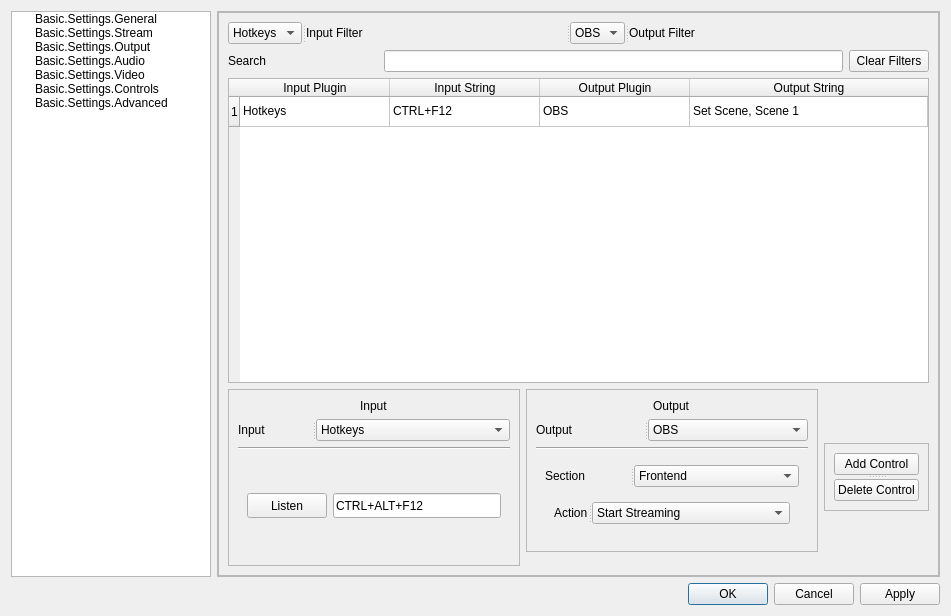
cpyarger/obs-studio, file UI/forms/OBSBasicSettings.ui: the form before one commit.
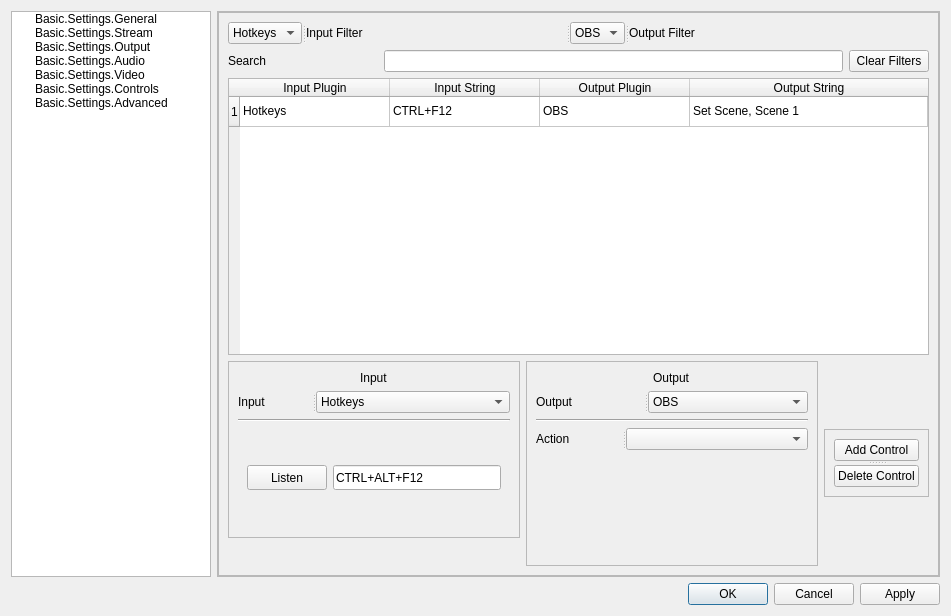
The form after the commit. Icons and pictures are not drawn. Custom widgets are drawn as their Qt base class.

Commit message: clean out pr

The edit to the form file:
```diff
--- a/UI/forms/OBSBasicSettings.ui
+++ b/UI/forms/OBSBasicSettings.ui
@@ -5012,6 +5012,12 @@
                 </item>
                 <item alignment="Qt::AlignTop">
                  <widget class="QFrame" name="frame_output">
+                  <property name="sizePolicy">
+                   <sizepolicy hsizetype="Preferred" vsizetype="MinimumExpanding">
+                    <horstretch>0</horstretch>
+                    <verstretch>0</verstretch>
+                   </sizepolicy>
+                  </property>
                   <property name="frameShape">
                    <enum>QFrame::StyledPanel</enum>
                   </property>
@@ -5019,11 +5025,24 @@
                    <enum>QFrame::Raised</enum>
                   </property>
                   <layout class="QGridLayout" name="gridLayout_11">
-                   <item row="2" column="1">
-                    <widget class="Line" name="line">
-                     <property name="orientation">
-                      <enum>Qt::Horizontal</enum>
+                   <item row="4" column="1">
+                    <widget class="QStackedWidget" name="sw_output_widgets">
+                     <property name="sizePolicy">
+                      <sizepolicy hsizetype="Preferred" vsizetype="MinimumExpanding">
+                       <horstretch>0</horstretch>
+                       <verstretch>0</verstretch>
+                      </sizepolicy>
                      </property>
+                     <property name="minimumSize">
+                      <size>
+                       <width>0</width>
+                       <height>100</height>
+                      </size>
+                     </property>
+                     <property name="currentIndex">
+                      <number>0</number>
+                     </property>
+                     <widget class="QWidget" name="OBSOutputActions"/>
                     </widget>
                    </item>
                    <item row="1" column="1">
@@ -5080,198 +5099,11 @@
                      </widget>
                     </widget>
                    </item>
-                   <item row="3" column="1">
-                    <widget class="QStackedWidget" name="sw_output_widgets">
-                     <property name="currentIndex">
-                      <number>0</number>
+                   <item row="2" column="1">
+                    <widget class="Line" name="line">
+                     <property name="orientation">
+                      <enum>Qt::Horizontal</enum>
                      </property>
-                     <widget class="QWidget" name="OBSOutputActions">
-                      <layout class="QGridLayout" name="gridLayout_12">
-                       <item row="0" column="0">
-                        <widget class="QSplitter" name="splitter_16">
-                         <property name="orientation">
-                          <enum>Qt::Horizontal</enum>
-                         </property>
-                         <widget class="QLabel" name="label_88">
-                          <property name="text">
-                           <string>Section</string>
-                          </property>
-                         </widget>
-                         <widget class="QComboBox" name="CB_OBS_Section_Selector">
-                          <property name="maximumSize">
-                           <size>
-                            <width>16777215</width>
-                            <height>25</height>
-                           </size>
-                          </property>
-                          <item>
-                           <property name="text">
-                            <string>Frontend</string>
-                           </property>
-                          </item>
-                          <item>
-                           <property name="text">
-                            <string>Scenes</string>
-                           </property>
-                          </item>
-                          <item>
-                           <property name="text">
-                            <string>Sources</string>
-                           </property>
-                          </item>
-                          <item>
-                           <property name="text">
-                            <string>Filters</string>
-                           </property>
-                          </item>
-                          <item>
-                           <property name="text">
-                            <string>Outputs</string>
-                           </property>
-                          </item>
-                         </widget>
-                        </widget>
-                       </item>
-                       <item row="1" column="0">
-                        <widget class="QSplitter" name="splitter_14">
-                         <property name="orientation">
-                          <enum>Qt::Horizontal</enum>
-                         </property>
-                         <widget class="QStackedWidget" name="SW_OBS_Sections">
-                          <property name="currentIndex">
-                           <number>0</number>
-                          </property>
-                          <widget class="QWidget" name="Frontend">
-                           <layout class="QGridLayout" name="gridLayout_15">
-                            <item row="0" column="0">
-                             <widget class="QSplitter" name="splitter_17">
-                              <property name="orientation">
-                               <enum>Qt::Horizontal</enum>
-                              </property>
-                              <widget class="QLabel" name="label_84">
-                               <property name="sizePolicy">
-                                <sizepolicy hsizetype="Preferred" vsizetype="MinimumExpanding">
-                                 <horstretch>0</horstretch>
-                                 <verstretch>0</verstretch>
-                                </sizepolicy>
-                               </property>
-                               <property name="text">
-                                <string>Action</string>
-                               </property>
-                              </widget>
-                              <widget class="QComboBox" name="comboBox_4">
-                               <property name="sizePolicy">
-                                <sizepolicy hsizetype="Preferred" vsizetype="Fixed">
-                                 <horstretch>2</horstretch>
-                                 <verstretch>0</verstretch>
-                                </sizepolicy>
-                               </property>
-                               <property name="minimumSize">
-                                <size>
-                                 <width>0</width>
-                                 <height>0</height>
-                                </size>
-                               </property>
-                               <property name="maximumSize">
-                                <size>
-                                 <width>16777215</width>
-                                 <height>25</height>
-                                </size>
-                               </property>
-                               <item>
-                                <property name="text">
-                                 <string>Start Streaming</string>
-                                </property>
-                               </item>
-                               <item>
-                                <property name="text">
-                                 <string>Stop Streaming</string>
-                                </property>
-                               </item>
-                               <item>
-                                <property name="text">
-                                 <string>Toggle Start/Stop Streaming</string>
-                                </property>
-                               </item>
-                               <item>
-                                <property name="text">
-                                 <string>Start Recording</string>
-                                </property>
-                               </item>
-                               <item>
-                                <property name="text">
-                                 <string>Stop Recording</string>
-                                </property>
-                               </item>
-                               <item>
-                                <property name="text">
-                                 <string>Pause Recording</string>
-                                </property>
-                               </item>
-                               <item>
-                                <property name="text">
-                                 <string>Unpause Recording</string>
-                                </property>
-                               </item>
-                               <item>
-                                <property name="text">
-                                 <string>Start Replay Buffer</string>
-                                </property>
-                               </item>
-                               <item>
-                                <property name="text">
-                                 <string>Stop Replay Buffer</string>
-                                </property>
-                               </item>
-                               <item>
-                                <property name="text">
-                                 <string>Enable Preview</string>
-                                </property>
-                               </item>
-                               <item>
-                                <property name="text">
-                                 <string>Disable Preview</string>
-                                </property>
-                               </item>
-                               <item>
-                                <property name="text">
-                                 <string>Studio Mode</string>
-                                </property>
-                               </item>
-                               <item>
-                                <property name="text">
-                                 <string>Transition</string>
-                                </property>
-                               </item>
-                               <item>
-                                <property name="text">
-                                 <string>Reset Stats</string>
-                                </property>
-                               </item>
-                              </widget>
-                             </widget>
-                            </item>
-                           </layout>
-                          </widget>
-                          <widget class="QWidget" name="Scenes">
-                           <layout class="QGridLayout" name="gridLayout_16">
-                            <item row="0" column="0">
-                             <widget class="QSplitter" name="splitter_13">
-                              <property name="orientation">
-                               <enum>Qt::Horizontal</enum>
-                              </property>
-                             </widget>
-                            </item>
-                           </layout>
-                          </widget>
-                          <widget class="QWidget" name="Sources"/>
-                          <widget class="QWidget" name="Filters"/>
-                          <widget class="QWidget" name="Outputs"/>
-                         </widget>
-                        </widget>
-                       </item>
-                      </layout>
-                     </widget>
                     </widget>
                    </item>
                    <item row="0" column="1" alignment="Qt::AlignHCenter">
@@ -5281,6 +5113,38 @@
                      </property>
                     </widget>
                    </item>
+                   <item row="3" column="1">
+                    <widget class="QSplitter" name="output_splitter_2">
+                     <property name="orientation">
+                      <enum>Qt::Horizontal</enum>
+                     </property>
+                     <widget class="QLabel" name="label_78">
+                      <property name="text">
+                       <string>Action</string>
+                      </property>
+                     </widget>
+                     <widget class="QComboBox" name="cb_obs_action">
+                      <property name="sizePolicy">
+                       <sizepolicy hsizetype="Preferred" vsizetype="Fixed">
+                        <horstretch>0</horstretch>
+                        <verstretch>0</verstretch>
+                       </sizepolicy>
+                      </property>
+                      <property name="minimumSize">
+                       <size>
+                        <width>0</width>
+                        <height>0</height>
+                       </size>
+                      </property>
+                      <property name="maximumSize">
+                       <size>
+                        <width>16777215</width>
+                        <height>25</height>
+                       </size>
+                      </property>
+                     </widget>
+                    </widget>
+                   </item>
                   </layout>
                  </widget>
                 </item>
```
Left out of the diff: 18 changed lines with no effect on the pictures. The commit also changes 2 other files.
